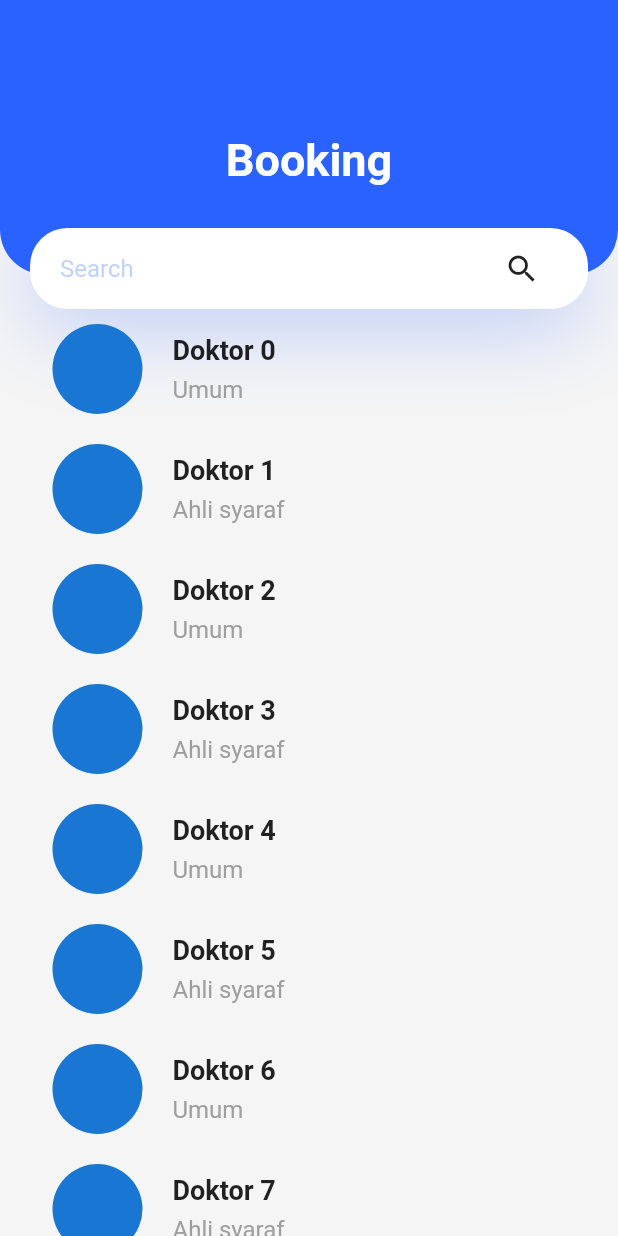
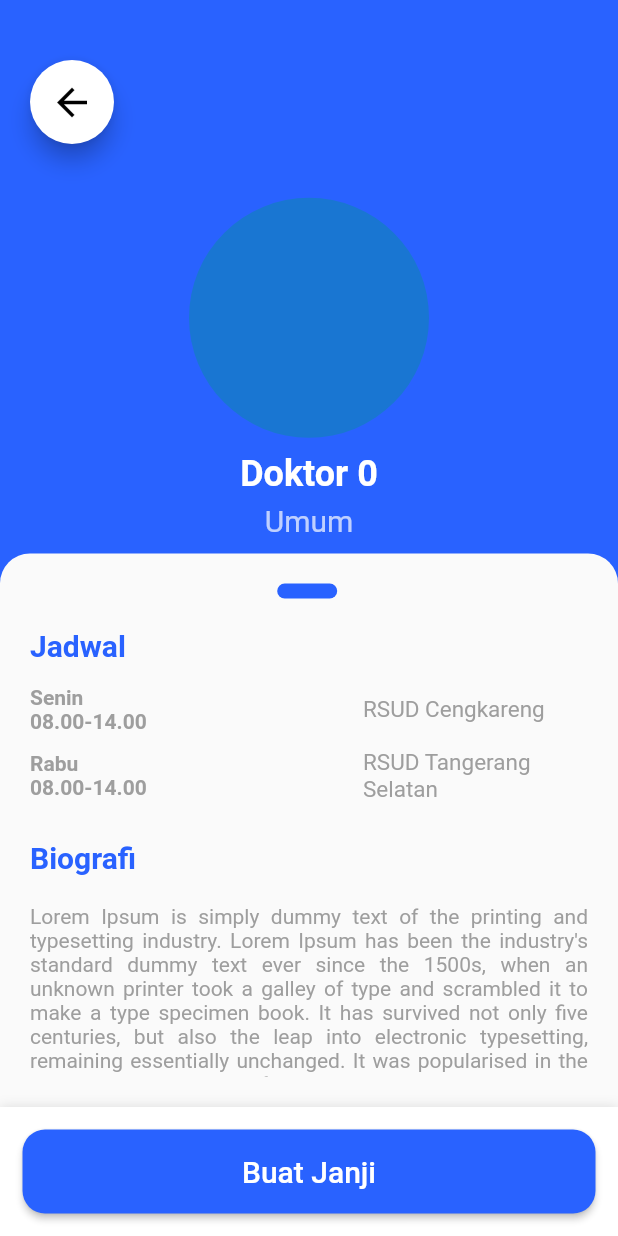
Before and after one commit to zanuarts/RS-TingkatAkhir, a Flutter app: the BookingDashboard screen opened directly, after a tap on an icon or button, on a phone screen of 412 x 824 dp. Run offline on Flutter 3.47's test engine with Material 2 defaults, Android fonts, the phone set to English and light mode, and no system bars; our stand-ins replace carousel_pro; missing offline and left inert: cupertino_radio_choice.

Commit message:
first display of booking

```diff
--- a/lib/src/ui/components/booking/booking_item.dart
+++ b/lib/src/ui/components/booking/booking_item.dart
@@ -6,15 +6,18 @@ class BookingItem extends StatelessWidget {
     Key key,
     this.name,
     this.specialist,
+    this.clickBack,
   }) : super(key: key);
 
   final String name, specialist;
+  final Function clickBack;
 
   @override
   Widget build(BuildContext context) {
     return GestureDetector(
-      onTap: () {},
+      onTap: clickBack,
       child: Container(
+        color: Colors.transparent,
         padding: EdgeInsets.symmetric(vertical: 10, horizontal: 35),
         child: Row(
           children: [
--- /dev/null
+++ b/lib/src/ui/components/booking/doctor_schedule_item.dart
@@ -0,0 +1,57 @@
+import 'package:flutter/material.dart';
+
+class ScheduleItem extends StatelessWidget {
+  const ScheduleItem({
+    Key key,
+    this.day,
+    this.time,
+    this.hospital,
+  }) : super(key: key);
+
+  final String day, time, hospital;
+
+  @override
+  Widget build(BuildContext context) {
+    return Column(
+      children: [
+        Container(
+          margin: EdgeInsets.symmetric(vertical: 5),
+          child: Row(
+            mainAxisAlignment: MainAxisAlignment.spaceBetween,
+            children: [
+              Column(
+                crossAxisAlignment: CrossAxisAlignment.start,
+                children: [
+                  Text(
+                    day,
+                    style: TextStyle(
+                        color: Colors.grey,
+                        fontSize: 14,
+                        fontWeight: FontWeight.w700),
+                  ),
+                  Text(
+                    time,
+                    style: TextStyle(
+                        color: Colors.grey,
+                        fontSize: 14,
+                        fontWeight: FontWeight.w700),
+                  ),
+                ],
+              ),
+              Container(
+                width: 150,
+                child: Text(
+                  hospital,
+                  style: TextStyle(
+                      color: Colors.grey,
+                      fontSize: 15,
+                      fontWeight: FontWeight.w400),
+                ),
+              )
+            ],
+          ),
+        )
+      ],
+    );
+  }
+}
--- a/lib/src/ui/components/booking/header_booking.dart
+++ b/lib/src/ui/components/booking/header_booking.dart
@@ -70,7 +70,7 @@ class HeaderBooking extends StatelessWidget {
                           focusedBorder: InputBorder.none),
                     ),
                   ),
-                  IconButton(icon: Icon(Icons.search), onPressed: () {})
+                  IconButton(icon: Icon(Icons.search, color: colorPrimary), onPressed: () {})
                 ],
               ),
             ),
--- /dev/null
+++ b/lib/src/ui/components/widget_short_description.dart
@@ -0,0 +1,33 @@
+import 'package:flutter/material.dart';
+import 'package:smkdev/src/constants/constant.dart';
+
+class ShortDescriptionWidget extends StatelessWidget {
+  const ShortDescriptionWidget({
+    Key key,
+    this.title,
+    this.shortDesc,
+  }) : super(key: key);
+
+  final String title, shortDesc;
+
+  @override
+  Widget build(BuildContext context) {
+    return Column(crossAxisAlignment: CrossAxisAlignment.start, children: [
+      Text(
+        title,
+        style: TextStyle(
+            color: colorPrimary, fontSize: 20, fontWeight: FontWeight.bold),
+      ),
+      SizedBox(height: 20),
+      RichText(
+        text: TextSpan(
+            text: shortDesc,
+            style: TextStyle(
+              fontSize: 14,
+              color: Colors.grey,
+            )),
+        textAlign: TextAlign.justify,
+      )
+    ]);
+  }
+}
--- a/lib/src/ui/pages/booking/page_booking_dashboard.dart
+++ b/lib/src/ui/pages/booking/page_booking_dashboard.dart
@@ -2,6 +2,7 @@ import 'package:flutter/cupertino.dart';
 import 'package:flutter/material.dart';
 import 'package:smkdev/src/ui/components/booking/booking_item.dart';
 import 'package:smkdev/src/ui/components/booking/header_booking.dart';
+import 'package:smkdev/src/ui/pages/booking/page_dokter_detail.dart';
 
 class BookingDashboard extends StatefulWidget {
   @override
@@ -21,9 +22,23 @@ class _BookingDashboardState extends State<BookingDashboard> {
             child: ListView.builder(
               itemCount: 10,
               itemBuilder: (BuildContext context, int index) {
+                // TODO : Data that send to booking detail is Object of "Doctor" or just id of the "Doctor"
                 return BookingItem(
-                    name: "Doktor $index",
-                    specialist: index % 2 == 0 ? "Umum" : "Ahli syaraf");
+                  name: "Doktor $index",
+                  specialist: index % 2 == 0 ? "Umum" : "Ahli syaraf",
+                  clickBack: () {
+                    print("HIT !");
+                    Navigator.push(
+                        context,
+                        MaterialPageRoute(
+                            builder: (BuildContext context) =>
+                                BookingDoctorDetail(
+                                  name: "Doktor $index",
+                                  specialist:
+                                      index % 2 == 0 ? "Umum" : "Ahli syaraf",
+                                )));
+                  },
+                );
               },
             ),
           ),
--- /dev/null
+++ b/lib/src/ui/pages/booking/page_dokter_detail.dart
@@ -0,0 +1,169 @@
+import 'package:flutter/cupertino.dart';
+import 'package:flutter/material.dart';
+import 'package:smkdev/src/constants/constant.dart';
+import 'package:smkdev/src/ui/components/booking/doctor_schedule_item.dart';
+import 'package:smkdev/src/ui/components/widget_short_description.dart';
+
+class BookingDoctorDetail extends StatefulWidget {
+  @override
+  _BookingDoctorDetailState createState() => _BookingDoctorDetailState();
+  const BookingDoctorDetail({Key key, this.name, this.specialist})
+      : super(key: key);
+  final String name, specialist;
+}
+
+class _BookingDoctorDetailState extends State<BookingDoctorDetail> {
+  @override
+  Widget build(BuildContext context) {
+    Size size = MediaQuery.of(context).size;
+
+    return Scaffold(
+      backgroundColor: colorPrimary,
+      body: Stack(
+        children: [
+          Positioned(
+            left: 20,
+            top: 40,
+            child: FloatingActionButton(
+              onPressed: () {
+                Navigator.pop(context);
+              },
+              child: Icon(
+                Icons.arrow_back,
+                color: Colors.black,
+                size: 30,
+              ),
+              backgroundColor: Colors.white,
+            ),
+          ),
+          Container(
+            margin: EdgeInsets.only(top: size.height * 0.16),
+            width: size.width,
+            child: Column(
+              crossAxisAlignment: CrossAxisAlignment.center,
+              children: [
+                CircleAvatar(radius: 80),
+                SizedBox(height: 10),
+                Text(
+                  widget.name,
+                  style: TextStyle(
+                      color: Colors.white,
+                      fontSize: 24,
+                      fontWeight: FontWeight.bold),
+                ),
+                SizedBox(height: 6),
+                Text(
+                  widget.specialist,
+                  style: TextStyle(
+                      color: Colors.white70,
+                      fontSize: 20,
+                      fontWeight: FontWeight.w400),
+                )
+              ],
+            ),
+          ),
+          SizedBox.expand(
+            child: DraggableScrollableSheet(
+              initialChildSize: 0.5,
+              minChildSize: 0.5,
+              maxChildSize: 0.85,
+              builder: (BuildContext context, s) {
+                return Container(
+                  padding: EdgeInsets.all(20),
+                  decoration: BoxDecoration(
+                      color: Colors.grey[50],
+                      borderRadius: BorderRadius.only(
+                          topLeft: Radius.circular(20),
+                          topRight: Radius.circular(20))),
+                  child: Stack(
+                    children: [
+                      Positioned(
+                        left: size.width * 0.4,
+                        child: Container(
+                          width: 40,
+                          height: 10,
+                          margin: EdgeInsets.only(bottom: 20),
+                          decoration: BoxDecoration(
+                              borderRadius: BorderRadius.circular(5),
+                              color: colorPrimary),
+                        ),
+                      ),
+                      ListView(
+                        controller: s,
+                        padding: EdgeInsets.only(top: 30, bottom: 10),
+                        children: [
+                          Column(
+                            crossAxisAlignment: CrossAxisAlignment.start,
+                            children: [
+                              Text(
+                                "Jadwal",
+                                style: TextStyle(
+                                    color: colorPrimary,
+                                    fontSize: 20,
+                                    fontWeight: FontWeight.bold),
+                              ),
+                              SizedBox(height: 10),
+                              ScheduleItem(
+                                day: "Senin",
+                                time: "08.00-14.00",
+                                hospital: "RSUD Cengkareng",
+                              ),
+                              ScheduleItem(
+                                day: "Rabu",
+                                time: "08.00-14.00",
+                                hospital: "RSUD Tangerang Selatan",
+                              )
+                            ],
+                          ),
+                          SizedBox(height: 20),
+                          ShortDescriptionWidget(
+                            title: "Biografi",
+                            shortDesc:
+                                "Lorem Ipsum is simply dummy text of the printing and typesetting industry. Lorem Ipsum has been the industry's standard dummy text ever since the 1500s, when an unknown printer took a galley of type and scrambled it to make a type specimen book. It has survived not only five centuries, but also the leap into electronic typesetting, remaining essentially unchanged. It was popularised in the 1960s with the release of Letraset sheets containing Lorem Ipsum passages, and more recently with desktop publishing software like Aldus PageMaker including versions of Lorem Ipsum",
+                          ),
+                          SizedBox(height: 20),
+                          ShortDescriptionWidget(
+                            title: "Kredensial",
+                            shortDesc:
+                                "Lorem Ipsum is simply dummy text of the printing and typesetting industry. Lorem Ipsum has been the industry's standard dummy text ever since the 1500s, when an unknown printer took a galley of type and scrambled it to make a type specimen book. It has survived not only five centuries, but also the leap into electronic typesetting, remaining essentially unchanged. It was popularised in the 1960s with the release of Letraset sheets containing Lorem Ipsum passages, and more recently with desktop publishing software like Aldus PageMaker including versions of Lorem Ipsum",
+                          ),
+                          SizedBox(height: 20),
+                          ShortDescriptionWidget(
+                            title: "Afliansi Akademik",
+                            shortDesc:
+                                "Lorem Ipsum is simply dummy text of the printing and typesetting industry. Lorem Ipsum has been the industry's standard dummy text ever since the 1500s, when an unknown printer took a galley of type and scrambled it to make a type specimen book. It has survived not only five centuries, but also the leap into electronic typesetting, remaining essentially unchanged. It was popularised in the 1960s with the release of Letraset sheets containing Lorem Ipsum passages, and more recently with desktop publishing software like Aldus PageMaker including versions of Lorem Ipsum",
+                          ),
+                        ],
+                      ),
+                    ],
+                  ),
+                );
+              },
+            ),
+          )
+        ],
+      ),
+      bottomNavigationBar: Container(
+        width: size.width,
+        padding: EdgeInsets.all(15),
+        decoration: BoxDecoration(boxShadow: darkShadow, color: Colors.white),
+        child: RaisedButton(
+          onPressed: () {},
+          shape:
+              RoundedRectangleBorder(borderRadius: BorderRadius.circular(15)),
+          color: colorPrimary,
+          textColor: Colors.white,
+          child: Container(
+            height: 56,
+            child: Center(
+              child: Text(
+                "Buat Janji",
+                style: TextStyle(fontSize: 20),
+              ),
+            ),
+          ),
+        ),
+      ),
+    );
+  }
+}
```
